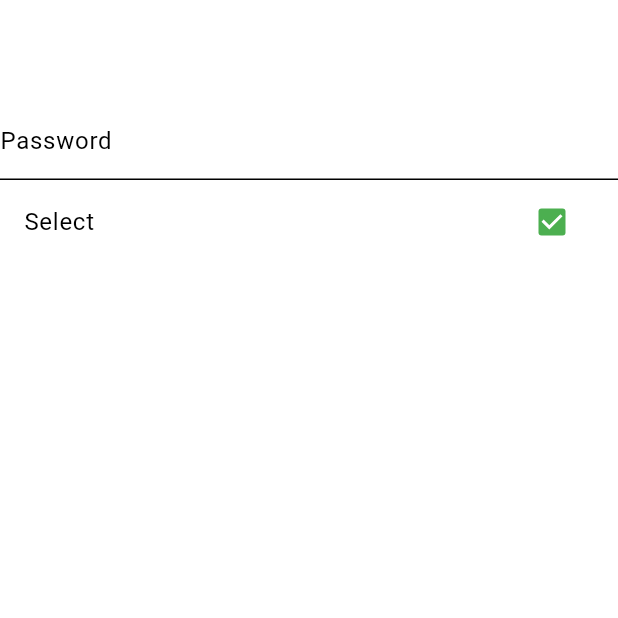
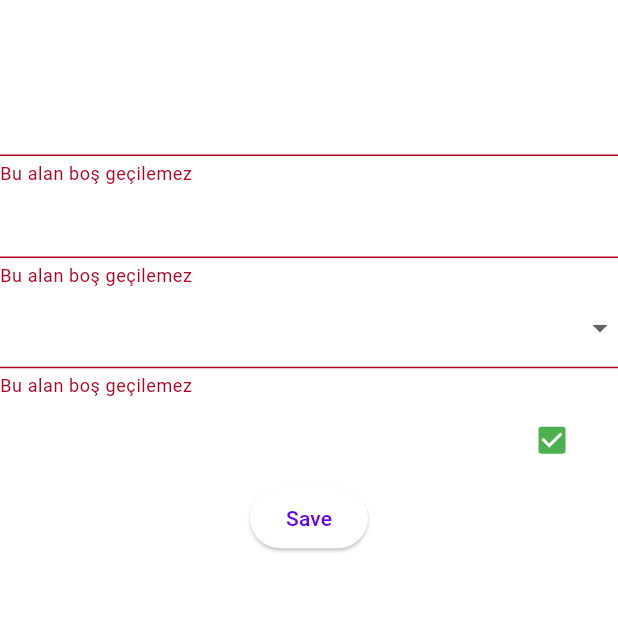
Before and after one commit to ekvatoria/Flutter_Learn_UK, a Flutter app: the screen it shows after launch, on a phone screen of 412 x 824 dp, the top half of it. Run offline on Flutter 3.47's test engine with Material 3 defaults, Android fonts, the phone set to English and light mode, and no system bars; our stand-ins replace dio, flutter_spinkit.

Commit message:
extension_oop_mixin_form_validate

```diff
--- /dev/null
+++ b/lib/202/custom_exception.dart
@@ -0,0 +1,6 @@
+class FileDownloadException implements Exception {
+  @override
+  String toString() {
+    return 'File download has failed';
+  }
+}
--- /dev/null
+++ b/lib/202/form_learn_view.dart
@@ -0,0 +1,61 @@
+import 'package:flutter/material.dart';
+
+class FormLearnView extends StatefulWidget {
+  const FormLearnView({super.key});
+
+  @override
+  State<FormLearnView> createState() => _FormLearnViewState();
+}
+
+class _FormLearnViewState extends State<FormLearnView> {
+  //key üzerinden formstate de bulunan özellikleri yakalayabiliriz
+  final GlobalKey<FormState> _key = GlobalKey();
+  @override
+  Widget build(BuildContext context) {
+    return Scaffold(
+      appBar: AppBar(),
+      body: Form(
+        key: _key,
+        autovalidateMode: AutovalidateMode.always,
+        onChanged: () {
+          print('aa');
+        },
+        child: Column(
+          children: [
+            TextFormField(validator: FormFieldValidator().isNotEmpty),
+            TextFormField(validator: FormFieldValidator().isNotEmpty),
+            DropdownButtonFormField<String>(
+                validator: FormFieldValidator().isNotEmpty,
+                items: const [
+                  DropdownMenuItem(value: 'u', child: Text('bb')),
+                  DropdownMenuItem(value: 'u2', child: Text('bc')),
+                  DropdownMenuItem(value: 'u3', child: Text('bd')),
+                  DropdownMenuItem(value: 'u4', child: Text('be')),
+                ],
+                onChanged: (value) {}),
+            CheckboxListTile(value: true, onChanged: (value) {}),
+            ElevatedButton(
+                onPressed: () {
+                  if (_key.currentState?.validate() ?? false) {
+                    print('okey');
+                  }
+                },
+                child: const Text('Save'))
+          ],
+        ),
+      ),
+    );
+  }
+}
+
+class FormFieldValidator {
+  String? isNotEmpty(String? data) {
+    return (data?.isNotEmpty ?? false) ? null : ValidatorMessage._notEmpty;
+  }
+}
+
+class ValidatorMessage {
+  static const String _notEmpty = 'Bu alan boş geçilemez';
+}
+
+//TODO:V13T0
--- a/lib/main.dart
+++ b/lib/main.dart
@@ -23,7 +23,11 @@
 import 'package:flutter_full_learn/101/stateless_learn.dart';
 import 'package:flutter_full_learn/101/text_field_learn.dart';
 import 'package:flutter_full_learn/101/text_learn.dart';
+import 'package:flutter_full_learn/202/animated_learn_view.dart';
+import 'package:flutter_full_learn/202/form_learn_view.dart';
+import 'package:flutter_full_learn/202/image_learn_202.dart';
 import 'package:flutter_full_learn/202/model_learn_view.dart';
+import 'package:flutter_full_learn/202/oop_learn_view.dart';
 import 'package:flutter_full_learn/202/package_learn_view.dart';
 import 'package:flutter_full_learn/202/service/comments_learn_view.dart';
 import 'package:flutter_full_learn/202/service/service_learn_get_view.dart';
@@ -90,7 +94,7 @@
       //   //     error: Colors.red,
       //   //     brightness: Brightness.dark)
       // ),
-      home: const ThemeLearnView(),
+      home: const FormLearnView(),
     );
   }
 }
```
Also changed, not shown: lib/202/animated_learn_view.dart (added, +114 -0 lines), lib/202/image_learn_202.dart (added, +36 -0 lines), lib/202/oop_learn.dart (added, +56 -0 lines), lib/202/oop_learn_view.dart (added, +44 -0 lines), lib/202/state_manage/state_learn_view_model.dart (added, +24 -0 lines), lib/202/state_manage/state_manage_learn_view.dart (added, +25 -0 lines).
